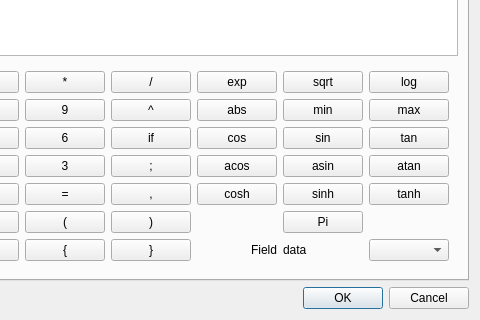
This is python/code_saturne/gui/case/QMegEditorForm.ui in code-saturne/code_saturne as Qt 5 draws it before an edit; both pictures show x 178 to 658 and y 130 to 450 of the 658 by 450 pixel window. The edited form follows.
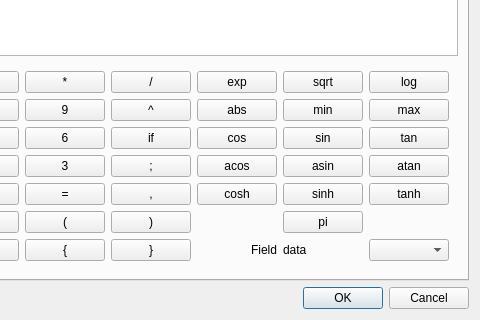
This is the edited form.

The edit to the form file:
```diff
--- a/python/code_saturne/gui/case/QMegEditorForm.ui
+++ b/python/code_saturne/gui/case/QMegEditorForm.ui
@@ -360,7 +360,7 @@
               <item row="8" column="1">
                <widget class="QPushButton" name="pushButton_pi">
                 <property name="text">
-                 <string>Pi</string>
+                 <string>pi</string>
                 </property>
                </widget>
               </item>
```
